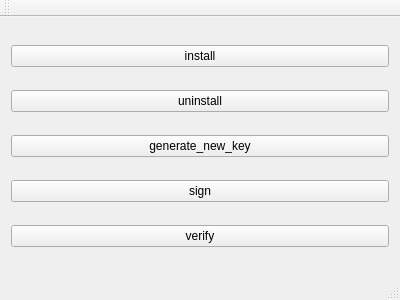
Above: conf/work/projects/ota_app/mainwindow.ui from Ronak786/miscthings before the change. Below: the same form after it.
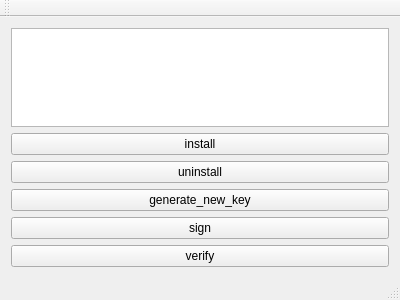
That is the form after the change.

```diff
--- a/conf/work/projects/ota_app/mainwindow.ui
+++ b/conf/work/projects/ota_app/mainwindow.ui
@@ -15,6 +15,9 @@
   </property>
   <widget class="QWidget" name="centralWidget">
    <layout class="QVBoxLayout" name="verticalLayout">
+    <item>
+     <widget class="QPlainTextEdit" name="textframe"/>
+    </item>
     <item>
      <widget class="QPushButton" name="install">
       <property name="text">
```
